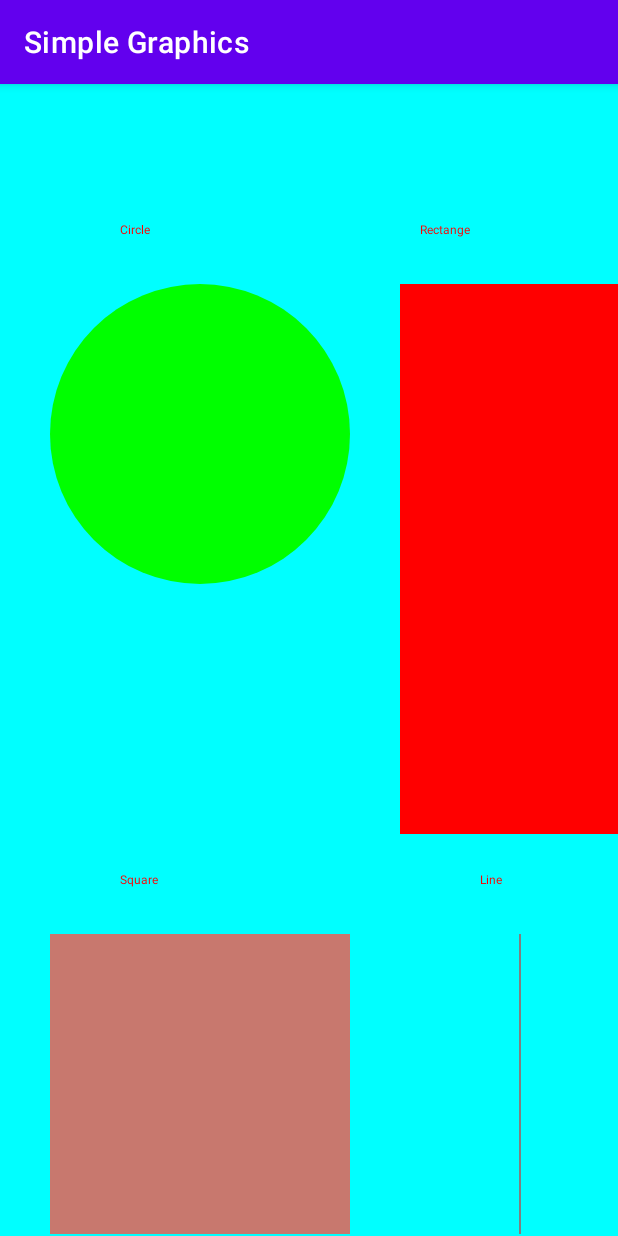
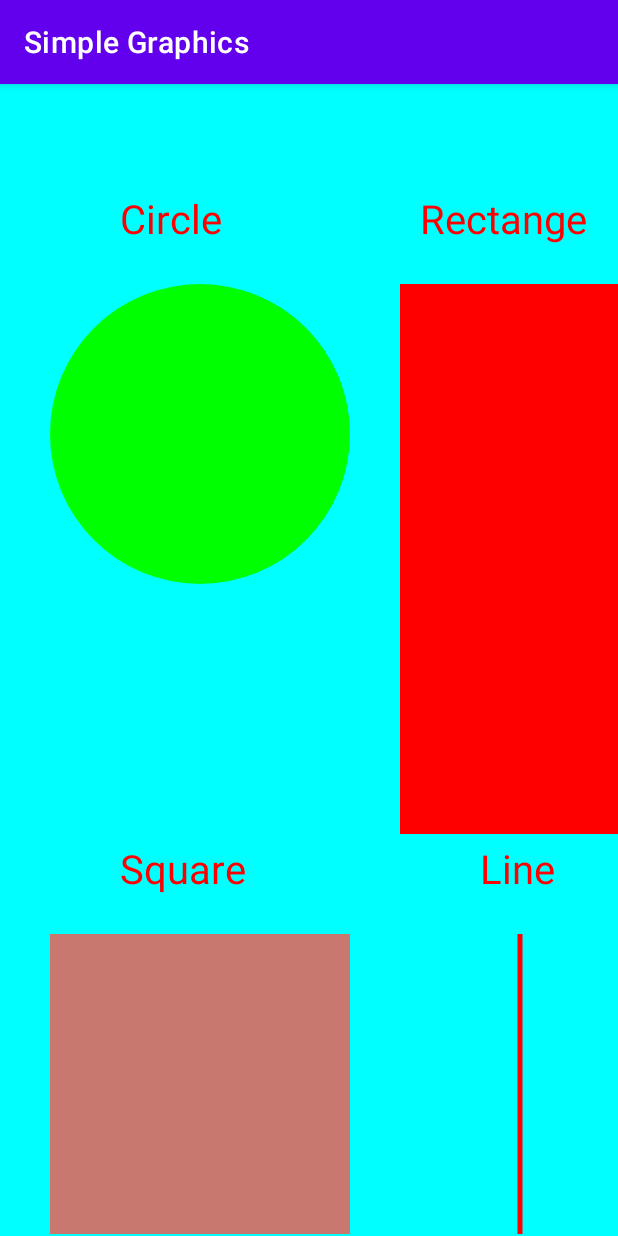
Before and after one commit to vaarunx/learning-android, an Android app: the screen it shows after launch (MainActivity), on a phone screen of 412 x 824 dp. Run offline under Robolectric (Android 15) with nearby library versions, the phone set to English and light mode, and no system bars.

```diff
--- a/SimpleGraphics/app/src/main/java/com/example/simplegraphics/MainActivity.java
+++ b/SimpleGraphics/app/src/main/java/com/example/simplegraphics/MainActivity.java
@@ -32,7 +32,9 @@ public class MainActivity extends AppCompatActivity {
             Paint paint2 = new Paint();
             Paint square = new Paint();
             Paint line = new Paint();
+            line.setTextSize(40f);
             line.setColor(Color.RED);
+            line.setStrokeWidth(5);
             paint.setColor(Color.CYAN);
             paint2.setColor(Color.GREEN);
             square.setColor(Color.rgb(200 , 120 , 110));
```
